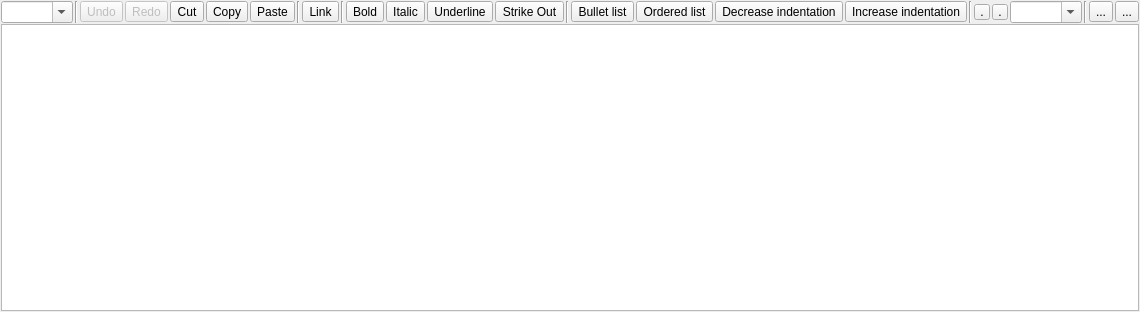
The window that mrichtextedit.ui (Anchakor/MRichTextEditor) describes before a commit, drawn with Qt 5.
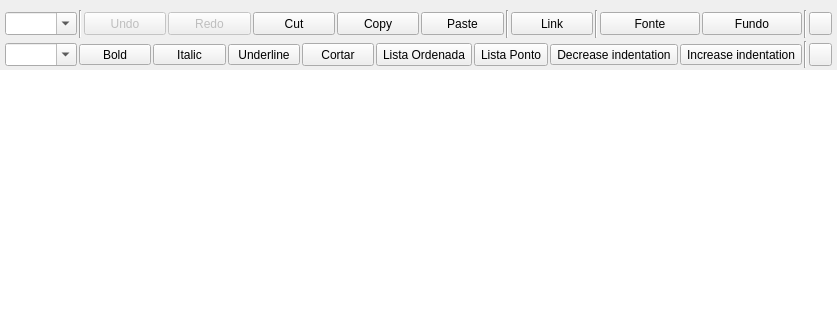
The same window after the commit. Icons and pictures are not drawn. Custom widgets are drawn as their Qt base class.

Diff of the .ui file:
```diff
--- a/mrichtextedit.ui
+++ b/mrichtextedit.ui
@@ -6,32 +6,74 @@
    <rect>
     <x>0</x>
     <y>0</y>
-    <width>819</width>
+    <width>837</width>
     <height>312</height>
    </rect>
   </property>
   <property name="windowTitle">
    <string notr="true"/>
   </property>
+  <property name="styleSheet">
+   <string notr="true"/>
+  </property>
   <layout class="QVBoxLayout" name="verticalLayout">
    <property name="spacing">
-    <number>1</number>
+    <number>0</number>
    </property>
    <property name="leftMargin">
-    <number>1</number>
+    <number>0</number>
    </property>
    <property name="topMargin">
-    <number>1</number>
+    <number>0</number>
    </property>
    <property name="rightMargin">
-    <number>1</number>
+    <number>0</number>
    </property>
    <property name="bottomMargin">
-    <number>1</number>
+    <number>0</number>
    </property>
    <item>
     <widget class="QWidget" name="f_toolbar" native="true">
-     <layout class="QHBoxLayout" name="horizontalLayout">
+     <property name="minimumSize">
+      <size>
+       <width>0</width>
+       <height>70</height>
+      </size>
+     </property>
+     <property name="styleSheet">
+      <string notr="true"/>
+     </property>
+     <layout class="QVBoxLayout" name="verticalLayout_2">
+      <property name="spacing">
+       <number>3</number>
+      </property>
+      <property name="leftMargin">
+       <number>5</number>
+      </property>
+      <property name="topMargin">
+       <number>10</number>
+      </property>
+      <property name="rightMargin">
+       <number>5</number>
+      </property>
+      <property name="bottomMargin">
+       <number>2</number>
+      </property>
+      <item>
+       <widget class="QFrame" name="frame">
+        <property name="minimumSize">
+         <size>
+          <width>0</width>
+          <height>20</height>
+         </size>
+        </property>
+        <property name="frameShape">
+         <enum>QFrame::NoFrame</enum>
+        </property>
+        <property name="frameShadow">
+         <enum>QFrame::Plain</enum>
+        </property>
+        <layout class="QHBoxLayout" name="horizontalLayout_3">
       <property name="spacing">
        <number>2</number>
       </property>
@@ -49,6 +91,12 @@
       </property>
       <item>
        <widget class="QComboBox" name="f_paragraph">
+           <property name="maximumSize">
+            <size>
+             <width>250</width>
+             <height>23</height>
+            </size>
+           </property>
         <property name="focusPolicy">
          <enum>Qt::ClickFocus</enum>
         </property>
@@ -72,6 +120,18 @@
         <property name="enabled">
          <bool>false</bool>
         </property>
+           <property name="sizePolicy">
+            <sizepolicy hsizetype="Expanding" vsizetype="Fixed">
+             <horstretch>0</horstretch>
+             <verstretch>0</verstretch>
+            </sizepolicy>
+           </property>
+           <property name="maximumSize">
+            <size>
+             <width>16777215</width>
+             <height>23</height>
+            </size>
+           </property>
         <property name="focusPolicy">
          <enum>Qt::ClickFocus</enum>
         </property>
@@ -99,6 +159,18 @@
         <property name="enabled">
          <bool>false</bool>
         </property>
+           <property name="sizePolicy">
+            <sizepolicy hsizetype="Expanding" vsizetype="Fixed">
+             <horstretch>0</horstretch>
+             <verstretch>0</verstretch>
+            </sizepolicy>
+           </property>
+           <property name="maximumSize">
+            <size>
+             <width>16777215</width>
+             <height>23</height>
+            </size>
+           </property>
         <property name="focusPolicy">
          <enum>Qt::ClickFocus</enum>
         </property>
@@ -123,6 +195,18 @@
       </item>
       <item>
        <widget class="QToolButton" name="f_cut">
+           <property name="sizePolicy">
+            <sizepolicy hsizetype="Expanding" vsizetype="Fixed">
+             <horstretch>0</horstretch>
+             <verstretch>0</verstretch>
+            </sizepolicy>
+           </property>
+           <property name="maximumSize">
+            <size>
+             <width>16777215</width>
+             <height>23</height>
+            </size>
+           </property>
         <property name="focusPolicy">
          <enum>Qt::ClickFocus</enum>
         </property>
@@ -147,6 +231,18 @@
       </item>
       <item>
        <widget class="QToolButton" name="f_copy">
+           <property name="sizePolicy">
+            <sizepolicy hsizetype="Expanding" vsizetype="Fixed">
+             <horstretch>0</horstretch>
+             <verstretch>0</verstretch>
+            </sizepolicy>
+           </property>
+           <property name="maximumSize">
+            <size>
+             <width>16777215</width>
+             <height>23</height>
+            </size>
+           </property>
         <property name="focusPolicy">
          <enum>Qt::ClickFocus</enum>
         </property>
@@ -171,6 +267,18 @@
       </item>
       <item>
        <widget class="QToolButton" name="f_paste">
+           <property name="sizePolicy">
+            <sizepolicy hsizetype="Expanding" vsizetype="Fixed">
+             <horstretch>0</horstretch>
+             <verstretch>0</verstretch>
+            </sizepolicy>
+           </property>
+           <property name="maximumSize">
+            <size>
+             <width>16777215</width>
+             <height>23</height>
+            </size>
+           </property>
         <property name="focusPolicy">
          <enum>Qt::ClickFocus</enum>
         </property>
@@ -202,6 +310,18 @@
       </item>
       <item>
        <widget class="QToolButton" name="f_link">
+           <property name="sizePolicy">
+            <sizepolicy hsizetype="Expanding" vsizetype="Fixed">
+             <horstretch>0</horstretch>
+             <verstretch>0</verstretch>
+            </sizepolicy>
+           </property>
+           <property name="maximumSize">
+            <size>
+             <width>16777215</width>
+             <height>23</height>
+            </size>
+           </property>
         <property name="focusPolicy">
          <enum>Qt::ClickFocus</enum>
         </property>
@@ -235,7 +355,177 @@
        </widget>
       </item>
       <item>
+          <widget class="QToolButton" name="f_fgcolor">
+           <property name="sizePolicy">
+            <sizepolicy hsizetype="Expanding" vsizetype="Fixed">
+             <horstretch>0</horstretch>
+             <verstretch>0</verstretch>
+            </sizepolicy>
+           </property>
+           <property name="minimumSize">
+            <size>
+             <width>100</width>
+             <height>23</height>
+            </size>
+           </property>
+           <property name="maximumSize">
+            <size>
+             <width>1666</width>
+             <height>23</height>
+            </size>
+           </property>
+           <property name="focusPolicy">
+            <enum>Qt::ClickFocus</enum>
+           </property>
+           <property name="toolTip">
+            <string>Text foreground color</string>
+           </property>
+           <property name="text">
+            <string>Fonte</string>
+           </property>
+           <property name="iconSize">
+            <size>
+             <width>16</width>
+             <height>16</height>
+            </size>
+           </property>
+           <property name="toolButtonStyle">
+            <enum>Qt::ToolButtonTextBesideIcon</enum>
+           </property>
+          </widget>
+         </item>
+         <item>
+          <widget class="QToolButton" name="f_bgcolor">
+           <property name="sizePolicy">
+            <sizepolicy hsizetype="Expanding" vsizetype="Fixed">
+             <horstretch>0</horstretch>
+             <verstretch>0</verstretch>
+            </sizepolicy>
+           </property>
+           <property name="minimumSize">
+            <size>
+             <width>100</width>
+             <height>23</height>
+            </size>
+           </property>
+           <property name="maximumSize">
+            <size>
+             <width>16</width>
+             <height>23</height>
+            </size>
+           </property>
+           <property name="focusPolicy">
+            <enum>Qt::ClickFocus</enum>
+           </property>
+           <property name="toolTip">
+            <string>Text background color</string>
+           </property>
+           <property name="text">
+            <string>Fundo</string>
+           </property>
+           <property name="iconSize">
+            <size>
+             <width>16</width>
+             <height>16</height>
+            </size>
+           </property>
+           <property name="toolButtonStyle">
+            <enum>Qt::ToolButtonTextBesideIcon</enum>
+           </property>
+          </widget>
+         </item>
+         <item>
+          <widget class="Line" name="line_6">
+           <property name="orientation">
+            <enum>Qt::Vertical</enum>
+           </property>
+          </widget>
+         </item>
+         <item>
+          <widget class="QToolButton" name="f_image">
+           <property name="sizePolicy">
+            <sizepolicy hsizetype="Expanding" vsizetype="Fixed">
+             <horstretch>0</horstretch>
+             <verstretch>0</verstretch>
+            </sizepolicy>
+           </property>
+           <property name="maximumSize">
+            <size>
+             <width>23</width>
+             <height>23</height>
+            </size>
+           </property>
+           <property name="text">
+            <string notr="true"/>
+           </property>
+           <property name="icon">
+            <iconset theme="insert-image"/>
+           </property>
+           <property name="toolButtonStyle">
+            <enum>Qt::ToolButtonTextBesideIcon</enum>
+           </property>
+          </widget>
+         </item>
+        </layout>
+       </widget>
+      </item>
+      <item>
+       <widget class="QFrame" name="frame_2">
+        <property name="minimumSize">
+         <size>
+          <width>0</width>
+          <height>20</height>
+         </size>
+        </property>
+        <property name="frameShape">
+         <enum>QFrame::NoFrame</enum>
+        </property>
+        <property name="frameShadow">
+         <enum>QFrame::Plain</enum>
+        </property>
+        <layout class="QHBoxLayout" name="horizontalLayout_2">
+         <property name="spacing">
+          <number>2</number>
+         </property>
+         <property name="leftMargin">
+          <number>0</number>
+         </property>
+         <property name="topMargin">
+          <number>0</number>
+         </property>
+         <property name="rightMargin">
+          <number>0</number>
+         </property>
+         <property name="bottomMargin">
+          <number>0</number>
+         </property>
+         <item>
+          <widget class="QComboBox" name="f_fontsize">
+           <property name="maximumSize">
+            <size>
+             <width>250</width>
+             <height>23</height>
+            </size>
+           </property>
+           <property name="focusPolicy">
+            <enum>Qt::ClickFocus</enum>
+           </property>
+           <property name="toolTip">
+            <string>Font size</string>
+           </property>
+           <property name="editable">
+            <bool>true</bool>
+           </property>
+          </widget>
+         </item>
+         <item>
        <widget class="QToolButton" name="f_bold">
+           <property name="sizePolicy">
+            <sizepolicy hsizetype="Expanding" vsizetype="Fixed">
+             <horstretch>0</horstretch>
+             <verstretch>0</verstretch>
+            </sizepolicy>
+           </property>
         <property name="focusPolicy">
          <enum>Qt::ClickFocus</enum>
         </property>
@@ -263,6 +553,12 @@
       </item>
       <item>
        <widget class="QToolButton" name="f_italic">
+           <property name="sizePolicy">
+            <sizepolicy hsizetype="Expanding" vsizetype="Fixed">
+             <horstretch>0</horstretch>
+             <verstretch>0</verstretch>
+            </sizepolicy>
+           </property>
         <property name="focusPolicy">
          <enum>Qt::ClickFocus</enum>
         </property>
@@ -290,6 +586,12 @@
       </item>
       <item>
        <widget class="QToolButton" name="f_underline">
+           <property name="sizePolicy">
+            <sizepolicy hsizetype="Expanding" vsizetype="Fixed">
+             <horstretch>0</horstretch>
+             <verstretch>0</verstretch>
+            </sizepolicy>
+           </property>
         <property name="focusPolicy">
          <enum>Qt::ClickFocus</enum>
         </property>
@@ -317,38 +619,21 @@
       </item>
       <item>
        <widget class="QToolButton" name="f_strikeout">
-        <property name="text">
-         <string>Strike Out</string>
-        </property>
-        <property name="checkable">
-         <bool>true</bool>
-        </property>
-       </widget>
-      </item>
-      <item>
-       <widget class="Line" name="line_5">
-        <property name="orientation">
-         <enum>Qt::Vertical</enum>
-        </property>
-       </widget>
-      </item>
-      <item>
-       <widget class="QToolButton" name="f_list_bullet">
-        <property name="focusPolicy">
-         <enum>Qt::ClickFocus</enum>
-        </property>
-        <property name="toolTip">
-         <string>Bullet list (CTRL+-)</string>
-        </property>
-        <property name="text">
-         <string>Bullet list</string>
-        </property>
-        <property name="iconSize">
+           <property name="sizePolicy">
+            <sizepolicy hsizetype="Expanding" vsizetype="Fixed">
+             <horstretch>0</horstretch>
+             <verstretch>0</verstretch>
+            </sizepolicy>
+           </property>
+           <property name="maximumSize">
          <size>
-          <width>16</width>
-          <height>16</height>
-         </size>
-        </property>
+             <width>16777215</width>
+             <height>23</height>
+            </size>
+           </property>
+           <property name="text">
+            <string>Cortar</string>
+           </property>
         <property name="checkable">
          <bool>true</bool>
         </property>
@@ -356,6 +641,18 @@
       </item>
       <item>
        <widget class="QToolButton" name="f_list_ordered">
+           <property name="sizePolicy">
+            <sizepolicy hsizetype="Expanding" vsizetype="Fixed">
+             <horstretch>0</horstretch>
+             <verstretch>0</verstretch>
+            </sizepolicy>
+           </property>
+           <property name="maximumSize">
+            <size>
+             <width>16777215</width>
+             <height>23</height>
+            </size>
+           </property>
         <property name="focusPolicy">
          <enum>Qt::ClickFocus</enum>
         </property>
@@ -363,8 +660,11 @@
          <string>Ordered list (CTRL+=)</string>
         </property>
         <property name="text">
-         <string>Ordered list</string>
-        </property>
+            <string>Lista Ordenada</string>
+           </property>
+           <property name="icon">
+            <iconset theme="view-sort-ascending"/>
+           </property>
         <property name="iconSize">
          <size>
           <width>16</width>
@@ -373,6 +673,49 @@
         </property>
         <property name="checkable">
          <bool>true</bool>
+           </property>
+           <property name="toolButtonStyle">
+            <enum>Qt::ToolButtonTextBesideIcon</enum>
+           </property>
+          </widget>
+         </item>
+         <item>
+          <widget class="QToolButton" name="f_list_bullet">
+           <property name="sizePolicy">
+            <sizepolicy hsizetype="Expanding" vsizetype="Fixed">
+             <horstretch>0</horstretch>
+             <verstretch>0</verstretch>
+            </sizepolicy>
+           </property>
+           <property name="maximumSize">
+            <size>
+             <width>16777215</width>
+             <height>23</height>
+            </size>
+           </property>
+           <property name="focusPolicy">
+            <enum>Qt::ClickFocus</enum>
+           </property>
+           <property name="toolTip">
+            <string>Bullet list (CTRL+-)</string>
+           </property>
+           <property name="text">
+            <string>Lista Ponto</string>
+           </property>
+           <property name="icon">
+            <iconset theme="view-sort-ascending"/>
+           </property>
+           <property name="iconSize">
+            <size>
+             <width>16</width>
+             <height>16</height>
+            </size>
+           </property>
+           <property name="checkable">
+            <bool>true</bool>
+           </property>
+           <property name="toolButtonStyle">
+            <enum>Qt::ToolButtonTextBesideIcon</enum>
         </property>
        </widget>
       </item>
@@ -425,152 +768,45 @@
        </widget>
       </item>
       <item>
-       <widget class="Line" name="line_2">
+          <widget class="Line" name="line_7">
         <property name="orientation">
          <enum>Qt::Vertical</enum>
         </property>
        </widget>
       </item>
-      <item>
-       <widget class="QToolButton" name="f_fgcolor">
-        <property name="minimumSize">
-         <size>
-          <width>16</width>
-          <height>16</height>
-         </size>
-        </property>
-        <property name="maximumSize">
-         <size>
-          <width>16</width>
-          <height>16</height>
-         </size>
-        </property>
-        <property name="focusPolicy">
-         <enum>Qt::ClickFocus</enum>
-        </property>
-        <property name="toolTip">
-         <string>Text foreground color</string>
-        </property>
-        <property name="text">
-         <string>.</string>
-        </property>
-        <property name="iconSize">
-         <size>
-          <width>16</width>
-          <height>16</height>
-         </size>
-        </property>
-       </widget>
-      </item>
-      <item>
-       <widget class="QToolButton" name="f_bgcolor">
-        <property name="minimumSize">
-         <size>
-          <width>16</width>
-          <height>16</height>
-         </size>
-        </property>
-        <property name="maximumSize">
-         <size>
-          <width>16</width>
-          <height>16</height>
-         </size>
-        </property>
-        <property name="focusPolicy">
-         <enum>Qt::ClickFocus</enum>
-        </property>
-        <property name="toolTip">
-         <string>Text background color</string>
-        </property>
-        <property name="text">
-         <string>.</string>
-        </property>
-        <property name="iconSize">
-         <size>
-          <width>16</width>
-          <height>16</height>
-         </size>
-        </property>
-       </widget>
-      </item>
-      <item>
-       <widget class="QComboBox" name="f_fontsize">
-        <property name="focusPolicy">
-         <enum>Qt::ClickFocus</enum>
-        </property>
-        <property name="toolTip">
-         <string>Font size</string>
-        </property>
-        <property name="editable">
-         <bool>true</bool>
-        </property>
-       </widget>
-      </item>
-      <item>
-       <widget class="Line" name="line_6">
-        <property name="orientation">
-         <enum>Qt::Vertical</enum>
-        </property>
-       </widget>
-      </item>
-      <item>
-       <widget class="QToolButton" name="f_image">
-        <property name="text">
-         <string notr="true">...</string>
-        </property>
-       </widget>
-      </item>
-      <item>
-       <spacer name="horizontalSpacer">
-        <property name="orientation">
-         <enum>Qt::Horizontal</enum>
-        </property>
-        <property name="sizeHint" stdset="0">
-         <size>
-          <width>40</width>
-          <height>20</height>
-         </size>
-        </property>
-       </spacer>
-      </item>
       <item>
        <widget class="QToolButton" name="f_menu">
+           <property name="maximumSize">
+            <size>
+             <width>23</width>
+             <height>23</height>
+            </size>
+           </property>
         <property name="text">
-         <string>...</string>
-        </property>
+            <string/>
+           </property>
+           <property name="icon">
+            <iconset theme="applications-system"/>
+           </property>
+           <property name="toolButtonStyle">
+            <enum>Qt::ToolButtonTextBesideIcon</enum>
+           </property>
        </widget>
       </item>
      </layout>
-     <zorder>f_paragraph</zorder>
-     <zorder>line_4</zorder>
-     <zorder>f_undo</zorder>
-     <zorder>f_redo</zorder>
-     <zorder>f_cut</zorder>
-     <zorder>f_copy</zorder>
-     <zorder>f_paste</zorder>
-     <zorder>line</zorder>
-     <zorder>f_link</zorder>
-     <zorder>line_3</zorder>
-     <zorder>f_italic</zorder>
-     <zorder>f_underline</zorder>
-     <zorder>line_2</zorder>
-     <zorder>f_fontsize</zorder>
-     <zorder>line_5</zorder>
-     <zorder>f_list_bullet</zorder>
-     <zorder>f_list_ordered</zorder>
-     <zorder>f_indent_dec</zorder>
-     <zorder>f_indent_inc</zorder>
-     <zorder>f_bold</zorder>
-     <zorder>f_bgcolor</zorder>
-     <zorder>f_strikeout</zorder>
-     <zorder>f_image</zorder>
-     <zorder>line_6</zorder>
-     <zorder>f_menu</zorder>
-     <zorder>f_fgcolor</zorder>
+       </widget>
+      </item>
+     </layout>
     </widget>
    </item>
    <item>
     <widget class="MTextEdit" name="f_textedit">
+     <property name="frameShape">
+      <enum>QFrame::NoFrame</enum>
+     </property>
+     <property name="frameShadow">
+      <enum>QFrame::Plain</enum>
+     </property>
      <property name="autoFormatting">
       <set>QTextEdit::AutoNone</set>
      </property>
```
Left out of the diff: 36 changed lines with no effect on the pictures. Lines whose indentation alone changed are shown as unchanged.
